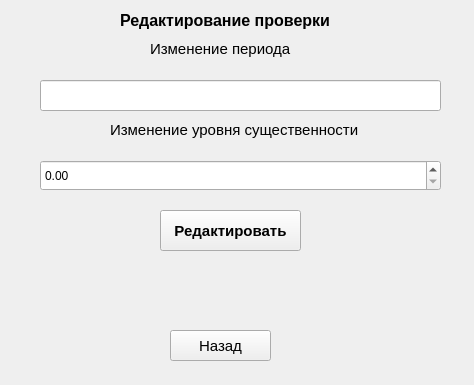
Old version of the form gui/edit_checks.ui in the repository Saatarko/MUS.
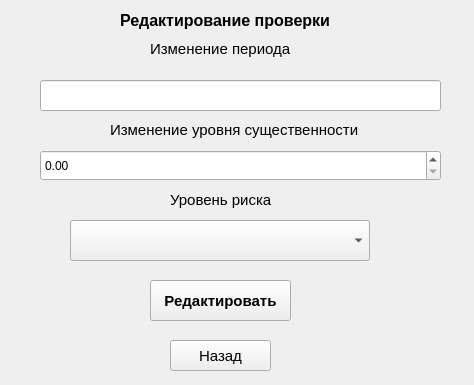
New version of the form.

What changed in the file:
```diff
--- a/gui/edit_checks.ui
+++ b/gui/edit_checks.ui
@@ -83,7 +83,7 @@
    <property name="geometry">
     <rect>
      <x>40</x>
-     <y>160</y>
+     <y>150</y>
      <width>401</width>
      <height>31</height>
     </rect>
@@ -92,8 +92,8 @@
   <widget class="QPushButton" name="btn_checks_create_edit">
    <property name="geometry">
     <rect>
-     <x>160</x>
-     <y>210</y>
+     <x>150</x>
+     <y>280</y>
      <width>141</width>
      <height>41</height>
     </rect>
@@ -113,7 +113,7 @@
    <property name="geometry">
     <rect>
      <x>170</x>
-     <y>330</y>
+     <y>340</y>
      <width>101</width>
      <height>31</height>
     </rect>
@@ -129,6 +129,34 @@
     <string>Назад</string>
    </property>
   </widget>
+  <widget class="QComboBox" name="Risk_edit_check">
+   <property name="geometry">
+    <rect>
+     <x>70</x>
+     <y>220</y>
+     <width>300</width>
+     <height>41</height>
+    </rect>
+   </property>
+  </widget>
+  <widget class="QLabel" name="label_8">
+   <property name="geometry">
+    <rect>
+     <x>170</x>
+     <y>190</y>
+     <width>211</width>
+     <height>20</height>
+    </rect>
+   </property>
+   <property name="font">
+    <font>
+     <pointsize>11</pointsize>
+    </font>
+   </property>
+   <property name="text">
+    <string>Уровень риска</string>
+   </property>
+  </widget>
  </widget>
  <resources/>
  <connections/>
```
